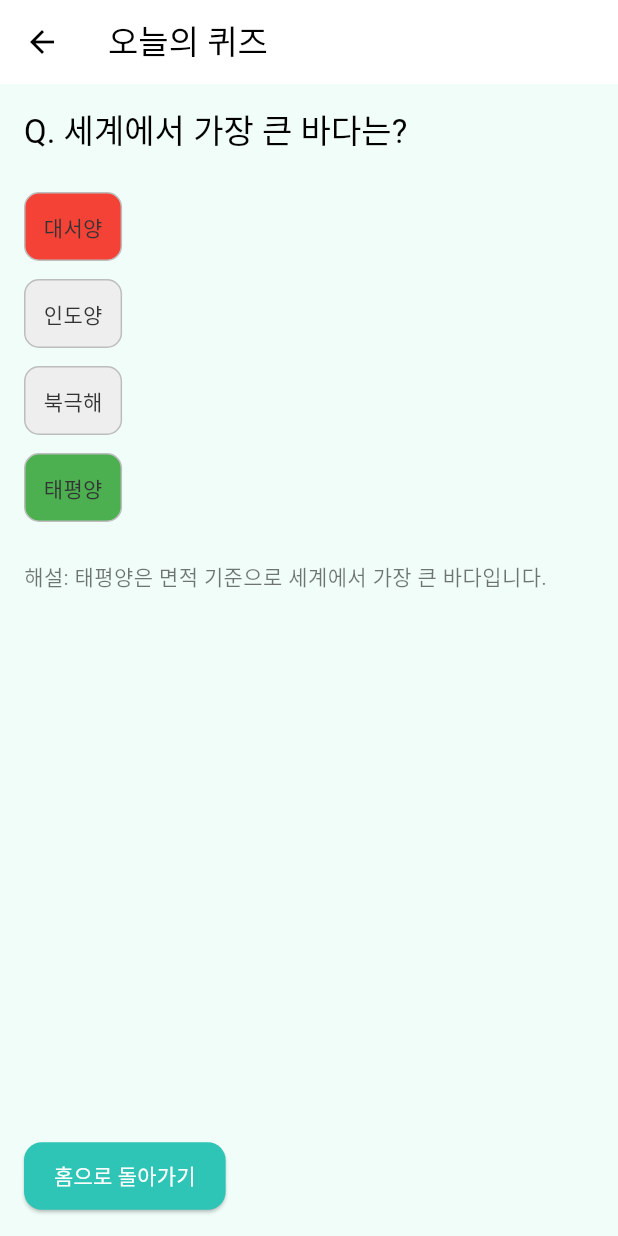
After one commit to sondongwook/daily_one_minute_app, a Flutter app: the QuizScreen screen opened directly, after a tap on "대서양", on a phone screen of 412 x 824 dp. The commit adds this screen. Run offline on Flutter 3.47's test engine with Material 3 defaults, Android fonts, the phone set to English and light mode, and no system bars; our stand-ins replace flutter_local_notifications, google_fonts, share_plus, shared_preferences, timezone; accounts and stored records are empty; network calls fail.

Commit message:
오늘의 퀴즈 추가

```diff
--- /dev/null
+++ b/lib/data/sample_quiz.dart
@@ -0,0 +1,11 @@
+import '../models/quiz.dart';
+
+final List<Quiz> sampleQuiz = [
+  Quiz(
+    id: '20250513',
+    question: '세계에서 가장 큰 바다는?',
+    options: ['대서양', '인도양', '북극해', '태평양'],
+    correctIndex: 3,
+    explanation: '태평양은 면적 기준으로 세계에서 가장 큰 바다입니다.',
+  ),
+];
--- /dev/null
+++ b/lib/models/quiz.dart
@@ -0,0 +1,15 @@
+class Quiz {
+  final String id;
+  final String question;
+  final List<String> options;
+  final int correctIndex;
+  final String? explanation;
+
+  Quiz({
+    required this.id,
+    required this.question,
+    required this.options,
+    required this.correctIndex,
+    this.explanation,
+  });
+}
--- a/lib/screens/home_screen.dart
+++ b/lib/screens/home_screen.dart
@@ -6,6 +6,7 @@ import '../widgets/footer.dart';
 import '../notification_service.dart'; // ✅ 추가
 import '../services/trivia_loader.dart';
 import '../providers/trivia_provider.dart';
+import 'quiz_screen.dart';
 
 class HomeScreen extends StatefulWidget {
   const HomeScreen({super.key});
--- /dev/null
+++ b/lib/screens/quiz_screen.dart
@@ -0,0 +1,98 @@
+import 'package:flutter/material.dart';
+import '../data/sample_quiz.dart';
+import '../models/quiz.dart';
+
+class QuizScreen extends StatefulWidget {
+  const QuizScreen({super.key});
+
+  @override
+  State<QuizScreen> createState() => _QuizScreenState();
+}
+
+class _QuizScreenState extends State<QuizScreen> {
+  int currentIndex = 0;
+  int? selectedIndex;
+  bool isAnswered = false;
+
+  Quiz get currentQuiz => sampleQuiz[currentIndex];
+
+  void selectOption(int index) {
+    if (isAnswered) return;
+
+    setState(() {
+      selectedIndex = index;
+      isAnswered = true;
+    });
+  }
+
+  void goToNext() {
+    if (currentIndex < sampleQuiz.length - 1) {
+      setState(() {
+        currentIndex++;
+        selectedIndex = null;
+        isAnswered = false;
+      });
+    } else {
+      Navigator.pop(context);
+    }
+  }
+
+  @override
+  Widget build(BuildContext context) {
+    return Scaffold(
+      appBar: AppBar(title: const Text('오늘의 퀴즈')),
+      body: Padding(
+        padding: const EdgeInsets.all(16.0),
+        child: Column(
+          crossAxisAlignment: CrossAxisAlignment.start,
+          children: [
+            Text(
+              'Q. ${currentQuiz.question}',
+              style: Theme.of(context).textTheme.titleLarge,
+            ),
+            const SizedBox(height: 20),
+            ...List.generate(currentQuiz.options.length, (index) {
+              final isCorrect = index == currentQuiz.correctIndex;
+              final isSelected = index == selectedIndex;
+
+              Color optionColor() {
+                if (!isAnswered) return Colors.grey[200]!;
+                if (isCorrect) return Colors.green;
+                if (isSelected && !isCorrect) return Colors.red;
+                return Colors.grey[200]!;
+              }
+
+              return GestureDetector(
+                onTap: () => selectOption(index),
+                child: Container(
+                  margin: const EdgeInsets.symmetric(vertical: 6),
+                  padding: const EdgeInsets.all(12),
+                  decoration: BoxDecoration(
+                    color: optionColor(),
+                    borderRadius: BorderRadius.circular(10),
+                    border: Border.all(color: Colors.grey.shade400),
+                  ),
+                  child: Text(currentQuiz.options[index]),
+                ),
+              );
+            }),
+            const SizedBox(height: 20),
+            if (isAnswered && currentQuiz.explanation != null)
+              Text(
+                '해설: ${currentQuiz.explanation}',
+                style: const TextStyle(color: Colors.black54),
+              ),
+            const Spacer(),
+            if (isAnswered)
+              ElevatedButton(
+                onPressed: goToNext,
+                child: Text(
+                  currentIndex < sampleQuiz.length - 1 ? '다음 문제' : '홈으로 돌아가기',
+                ),
+              ),
+          ],
+        ),
+      ),
+    );
+  }
+}
--- a/lib/widgets/body.dart
+++ b/lib/widgets/body.dart
@@ -6,6 +6,7 @@ import 'package:google_fonts/google_fonts.dart'; // ✅ 폰트 기능 추가
 // import '../data/sample_trivia.dart';
 import '../services/trivia_loader.dart'; // ✅ TriviaLoader로 대체
 import '../models/trivia.dart';
+import '../screens/quiz_screen.dart';
 
 
 class Body extends StatefulWidget {
@@ -63,6 +64,16 @@ class _BodyState extends State<Body> {
             icon: const Icon(Icons.share),
             label: const Text('공유하기'),
           ),
+          const SizedBox(height: 20),
+          ElevatedButton(
+            onPressed: () {
+              Navigator.push(
+                context,
+                MaterialPageRoute(builder: (context) => const QuizScreen()),
+              );
+            },
+            child: const Text('오늘의 퀴즈 풀기'),
+          ),
         ],
       ),
     );
```
